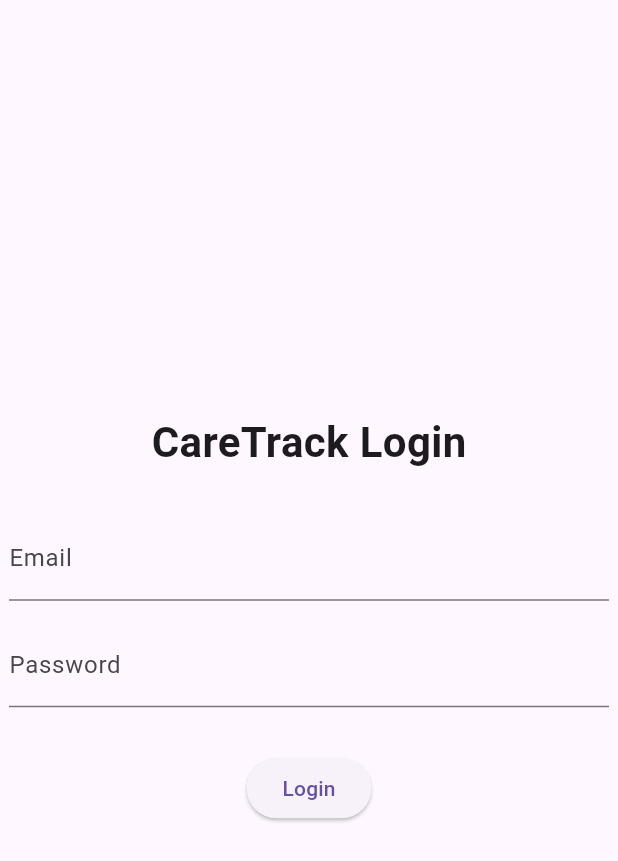
After one commit to skgreve-arch/EksamensProjectElderTracker, a Flutter app: the screen it shows after launch, after a tap on "Login", on a phone screen of 412 x 824 dp. The commit adds this screen. Shown: the top 861 px of the screen. Run offline on Flutter 3.47's test engine with Material 3 defaults, Android fonts, the phone set to English and light mode, and no system bars; our stand-ins replace flutter_map, latlong2; accounts and stored records are empty; network calls fail.

Commit message:
login page done and report auto fill and use data base

```diff
--- /dev/null
+++ b/frontend_caretracker/lib/features/Auth/login_page.dart
@@ -0,0 +1,87 @@
+import 'package:flutter/material.dart';
+import '../../shared/current_user.dart';
+import '../../core/services/api_service.dart';
+import '../../home_page.dart';
+
+class LoginPage extends StatefulWidget {
+  const LoginPage({super.key});
+
+  @override
+  State<LoginPage> createState() => _LoginPageState();
+}
+
+class _LoginPageState extends State<LoginPage> {
+  final ApiService api = ApiService();
+  final emailController = TextEditingController();
+  final passwordController = TextEditingController();
+
+  @override
+  Widget build(BuildContext context) {
+    return Scaffold(
+      body: Center(
+        child: SizedBox(
+          width: 400,
+
+          child: Column(
+            mainAxisAlignment: MainAxisAlignment.center,
+
+            children: [
+              const Text(
+                'CareTrack Login',
+                style: TextStyle(fontSize: 28, fontWeight: FontWeight.bold),
+              ),
+
+              const SizedBox(height: 30),
+
+              TextField(
+                controller: emailController,
+                decoration: const InputDecoration(labelText: 'Email'),
+              ),
+
+              const SizedBox(height: 15),
+
+              TextField(
+                controller: passwordController,
+                obscureText: true,
+                decoration: const InputDecoration(labelText: 'Password'),
+              ),
+
+              const SizedBox(height: 30),
+
+              ElevatedButton(
+                onPressed: () async {
+                  try {
+                    final user = await api.login(
+                      emailController.text,
+                      passwordController.text,
+                    );
+
+                    if (user != null) {
+                      CurrentUser.userId = user['User_ID'];
+                      CurrentUser.name = user['Name'];
+
+                      print('Logged in as ${CurrentUser.name}');
+                      print('User ID ${CurrentUser.userId}');
+
+                      Navigator.pushReplacement(
+                        context,
+                        MaterialPageRoute(builder: (_) => const HomePage()),
+                      );
+                    } else {
+                      ScaffoldMessenger.of(context).showSnackBar(
+                        const SnackBar(content: Text('Invalid login')),
+                      );
+                    }
+                  } catch (e) {
+                    print(e);
+                  }
+                },
+                child: const Text('Login'),
+              ),
+            ],
+          ),
+        ),
+      ),
+    );
+  }
+}
--- a/frontend_caretracker/lib/main.dart
+++ b/frontend_caretracker/lib/main.dart
@@ -1,7 +1,7 @@
 import 'package:flutter/material.dart';
 import 'package:provider/provider.dart';
 import 'providers/socket_provider.dart';
-import 'home_page.dart';
+import 'features/auth/login_page.dart';
 
 void main() {
   runApp(
@@ -27,7 +27,7 @@ class MyApp extends StatelessWidget {
       ),
 
 
-      home: const HomePage(),
+      home: const LoginPage(),
     );
   }
 }
--- /dev/null
+++ b/frontend_caretracker/lib/shared/current_user.dart
@@ -0,0 +1,4 @@
+class CurrentUser {
+  static int? userId;
+  static String? name;
+}
```
Also changed, not shown: frontend_caretracker/lib/core/services/api_service.dart (+79 -11 lines), frontend_caretracker/lib/features/reporting/create_report_page.dart (+71 -18 lines), frontend_caretracker/lib/features/reporting/reporting_page.dart (+48 -2 lines), frontend_caretracker/lib/home_page.dart (+14 -11 lines), 2 other files.
